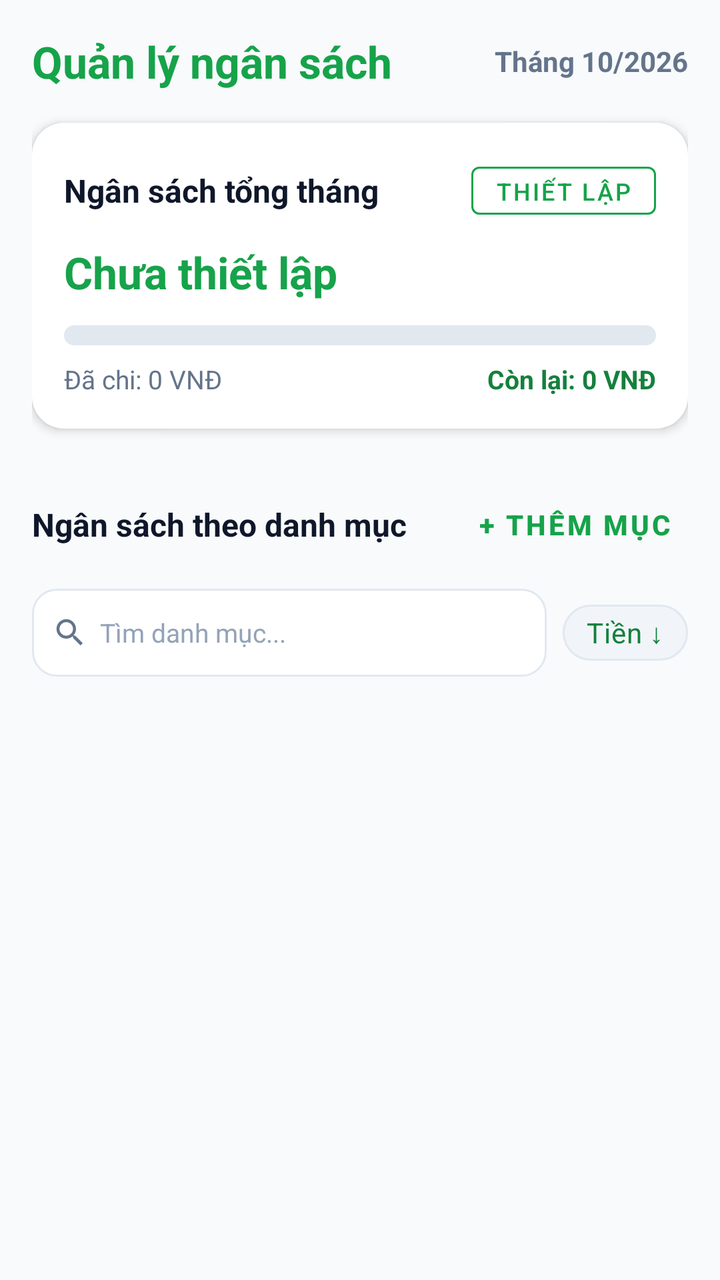
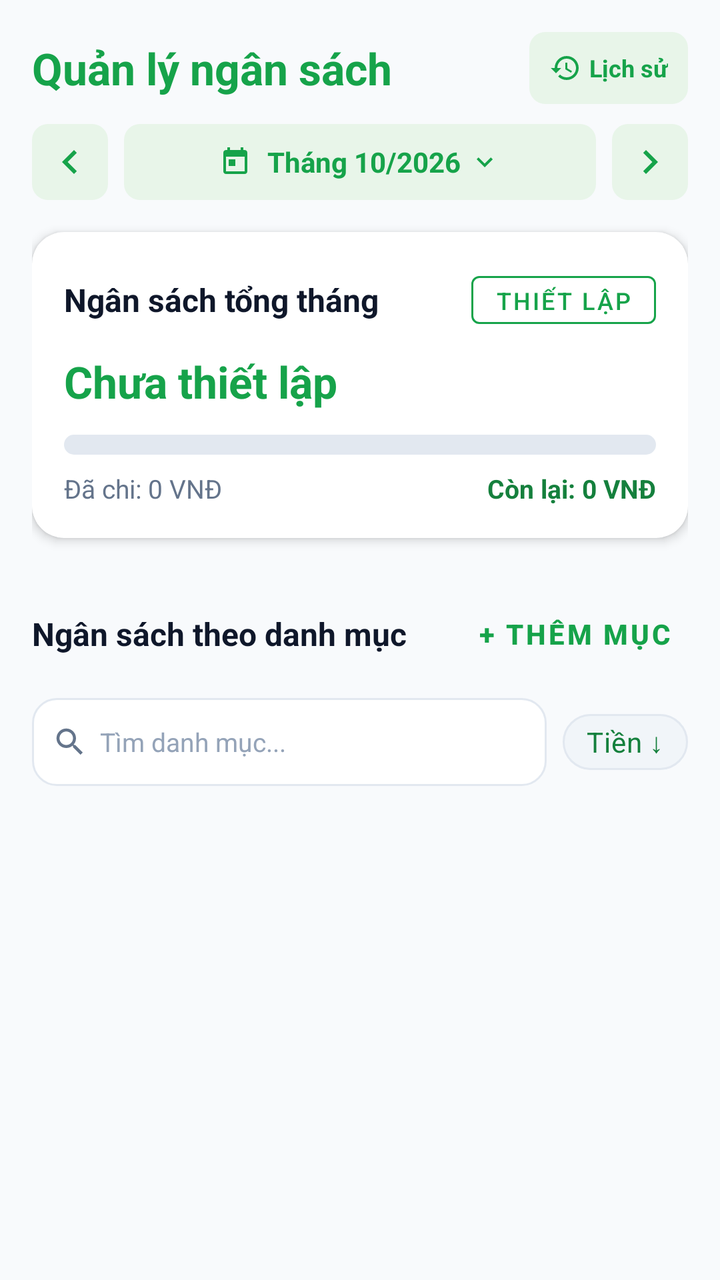

Before-and-after screenshots of an Android layout around one commit, followed by the original layout XML and the change that was made.
<!-- AndroidManifest.xml: application theme Theme.QuanLyChiTieu -->
<!-- res/layout/fragment_budget.xml -->
<?xml version="1.0" encoding="utf-8"?>
<androidx.coordinatorlayout.widget.CoordinatorLayout xmlns:android="http://schemas.android.com/apk/res/android"
    xmlns:app="http://schemas.android.com/apk/res-auto"
    android:layout_width="match_parent"
    android:layout_height="match_parent"
    android:background="@color/bg_light">

    <androidx.core.widget.NestedScrollView
        android:layout_width="match_parent"
        android:layout_height="match_parent"
        android:fillViewport="true">

        <LinearLayout
            android:layout_width="match_parent"
            android:layout_height="wrap_content"
            android:orientation="vertical"
            android:padding="16dp">

            
            <LinearLayout
                android:layout_width="match_parent"
                android:layout_height="wrap_content"
                android:gravity="center_vertical"
                android:orientation="horizontal">

                <TextView
                    android:layout_width="0dp"
                    android:layout_height="wrap_content"
                    android:layout_weight="1"
                    android:text="@string/budget_title"
                    android:textColor="?attr/colorPrimary"
                    android:textSize="22sp"
                    android:textStyle="bold" />

                <TextView
                    android:id="@+id/tv_budget_month"
                    android:layout_width="wrap_content"
                    android:layout_height="wrap_content"
                    android:text="Tháng 10/2026"
                    android:textColor="@color/text_secondary"
                    android:textSize="14sp"
                    android:textStyle="bold" />
            </LinearLayout>

            
            <androidx.cardview.widget.CardView
                android:layout_width="match_parent"
                android:layout_height="wrap_content"
                android:layout_marginTop="16dp"
                app:cardBackgroundColor="@color/surface_white"
                app:cardCornerRadius="16dp"
                app:cardElevation="3dp">

                <LinearLayout
                    android:layout_width="match_parent"
                    android:layout_height="wrap_content"
                    android:orientation="vertical"
                    android:padding="16dp">

                    <LinearLayout
                        android:layout_width="match_parent"
                        android:layout_height="wrap_content"
                        android:gravity="center_vertical"
                        android:orientation="horizontal">

                        <TextView
                            android:layout_width="0dp"
                            android:layout_height="wrap_content"
                            android:layout_weight="1"
                            android:text="@string/budget_monthly_total"
                            android:textColor="@color/text_primary"
                            android:textSize="16sp"
                            android:textStyle="bold" />

                        <com.google.android.material.button.MaterialButton
                            android:id="@+id/btn_set_total_budget"
                            style="@style/Widget.MaterialComponents.Button.OutlinedButton"
                            android:layout_width="wrap_content"
                            android:layout_height="36dp"
                            android:paddingHorizontal="12dp"
                            android:text="Thiết lập"
                            android:textColor="?attr/colorPrimary"
                            android:textSize="12sp"
                            app:strokeColor="?attr/colorPrimary" />
                    </LinearLayout>

                    <TextView
                        android:id="@+id/tv_total_budget_amount"
                        android:layout_width="wrap_content"
                        android:layout_height="wrap_content"
                        android:layout_marginTop="8dp"
                        android:text="Chưa thiết lập"
                        android:textColor="?attr/colorPrimary"
                        android:textSize="22sp"
                        android:textStyle="bold" />

                    <ProgressBar
                        android:id="@+id/progress_total_budget"
                        style="?android:attr/progressBarStyleHorizontal"
                        android:layout_width="match_parent"
                        android:layout_height="10dp"
                        android:layout_marginTop="12dp"
                        android:max="100"
                        android:progress="0"
                        android:progressDrawable="@drawable/bg_progress_bar" />

                    <LinearLayout
                        android:layout_width="match_parent"
                        android:layout_height="wrap_content"
                        android:layout_marginTop="8dp"
                        android:orientation="horizontal">

                        <TextView
                            android:id="@+id/tv_total_budget_spent"
                            android:layout_width="0dp"
                            android:layout_height="wrap_content"
                            android:layout_weight="1"
                            android:text="Đã chi: 0 VNĐ"
                            android:textColor="@color/text_secondary"
                            android:textSize="13sp" />

                        <TextView
                            android:id="@+id/tv_total_budget_remaining"
                            android:layout_width="wrap_content"
                            android:layout_height="wrap_content"
                            android:text="Còn lại: 0 VNĐ"
                            android:textColor="@color/primary_dark"
                            android:textSize="13sp"
                            android:textStyle="bold" />
                    </LinearLayout>

                    
                    <TextView
                        android:id="@+id/tv_total_budget_alert"
                        android:layout_width="match_parent"
                        android:layout_height="wrap_content"
                        android:layout_marginTop="10dp"
                        android:background="@drawable/bg_badge_warning"
                        android:drawableStart="@drawable/ic_warning"
                        android:drawablePadding="8dp"
                        android:padding="8dp"
                        android:textColor="@color/danger_red"
                        android:textSize="13sp"
                        android:visibility="gone" />

                </LinearLayout>
            </androidx.cardview.widget.CardView>

            
            <LinearLayout
                android:layout_width="match_parent"
                android:layout_height="wrap_content"
                android:layout_marginTop="24dp"
                android:gravity="center_vertical"
                android:orientation="horizontal">

                <TextView
                    android:layout_width="0dp"
                    android:layout_height="wrap_content"
                    android:layout_weight="1"
                    android:text="@string/budget_category"
                    android:textColor="@color/text_primary"
                    android:textSize="16sp"
                    android:textStyle="bold" />

                <com.google.android.material.button.MaterialButton
                    android:id="@+id/btn_add_category_budget"
                    style="@style/Widget.MaterialComponents.Button.TextButton"
                    android:layout_width="wrap_content"
                    android:layout_height="wrap_content"
                    android:text="+ Thêm mục"
                    android:textColor="?attr/colorPrimary"
                    android:textStyle="bold" />
            </LinearLayout>

            
            <LinearLayout
                android:layout_width="match_parent"
                android:layout_height="44dp"
                android:layout_marginTop="8dp"
                android:gravity="center_vertical"
                android:orientation="horizontal">

                <LinearLayout
                    android:layout_width="0dp"
                    android:layout_height="match_parent"
                    android:layout_weight="1"
                    android:background="@drawable/bg_rounded_search"
                    android:gravity="center_vertical"
                    android:orientation="horizontal"
                    android:paddingHorizontal="10dp">

                    <ImageView
                        android:layout_width="18dp"
                        android:layout_height="18dp"
                        android:src="@drawable/ic_search" />

                    <EditText
                        android:id="@+id/et_search_budget"
                        android:layout_width="match_parent"
                        android:layout_height="match_parent"
                        android:layout_marginStart="6dp"
                        android:background="@null"
                        android:hint="Tìm danh mục..."
                        android:inputType="text"
                        android:textColor="@color/text_primary"
                        android:textColorHint="@color/text_hint"
                        android:textSize="13sp" />
                </LinearLayout>

                <com.google.android.material.chip.Chip
                    android:id="@+id/chip_sort_budget"
                    style="@style/Widget.MaterialComponents.Chip.Action"
                    android:layout_width="wrap_content"
                    android:layout_height="wrap_content"
                    android:layout_marginStart="8dp"
                    android:text="Tiền ↓"
                    android:textColor="?attr/colorPrimaryVariant"
                    app:chipBackgroundColor="#F1F5F9"
                    app:chipCornerRadius="14dp"
                    app:chipStrokeColor="#E2E8F0"
                    app:chipStrokeWidth="1dp" />
            </LinearLayout>

            
            <androidx.recyclerview.widget.RecyclerView
                android:id="@+id/rv_category_budgets"
                android:layout_width="match_parent"
                android:layout_height="wrap_content"
                android:layout_marginTop="8dp"
                android:nestedScrollingEnabled="false" />

            
            <LinearLayout
                android:id="@+id/layout_empty_category_budget"
                android:layout_width="match_parent"
                android:layout_height="wrap_content"
                android:layout_marginTop="20dp"
                android:gravity="center"
                android:orientation="vertical"
                android:visibility="gone">

                <TextView
                    android:layout_width="wrap_content"
                    android:layout_height="wrap_content"
                    android:text="Chưa có ngân sách riêng cho từng danh mục."
                    android:textColor="@color/text_secondary"
                    android:textSize="14sp" />
            </LinearLayout>

        </LinearLayout>
    </androidx.core.widget.NestedScrollView>

</androidx.coordinatorlayout.widget.CoordinatorLayout>
<!-- resources referenced by this layout -->
<resources>
  <color name="bg_light">#F8FAFC</color>
  <color name="danger_red">#B91C1C</color>
  <color name="primary_dark">#15803D</color>
  <color name="surface_white">#FFFFFF</color>
  <color name="text_hint">#94A3B8</color>
  <color name="text_primary">#0F172A</color>
  <color name="text_secondary">#64748B</color>
  <!-- drawable bg_badge_warning (drawable) -->
  <?xml version="1.0" encoding="utf-8"?>
  <shape xmlns:android="http://schemas.android.com/apk/res/android">
      <solid android:color="@color/warning_orange_bg" />
      <stroke android:width="1dp" android:color="@color/warning_orange" />
      <corners android:radius="12dp" />
  </shape>
  <!-- drawable bg_rounded_search (drawable) -->
  <?xml version="1.0" encoding="utf-8"?>
  <shape xmlns:android="http://schemas.android.com/apk/res/android">
      <solid android:color="@color/surface_white" />
      <stroke android:width="1dp" android:color="@color/divider" />
      <corners android:radius="12dp" />
  </shape>
  <string name="budget_category">Ngân sách theo danh mục</string>
  <string name="budget_monthly_total">Ngân sách tổng tháng</string>
  <string name="budget_title">Quản lý ngân sách</string>
  <color name="warning_orange_bg">#FEF3C7</color>
  <color name="warning_orange">#F59E0B</color>
  <color name="divider">#E2E8F0</color>
  <color name="primary">#16A34A</color>
  <color name="text_white">#FFFFFF</color>
  <color name="primary_variant">#22C55E</color>
  <!-- unchanged entries left out for length: 5 -->
</resources>

<!-- the commit's change to res/layout/fragment_budget.xml (unified diff, before → after) -->
@@ -32,14 +32,97 @@
                     android:textSize="22sp"
                     android:textStyle="bold" />
 
-                <TextView
-                    android:id="@+id/tv_budget_month"
+                
+                <LinearLayout
+                    android:id="@+id/btn_budget_history"
                     android:layout_width="wrap_content"
-                    android:layout_height="wrap_content"
-                    android:text="Tháng 10/2026"
-                    android:textColor="@color/text_secondary"
-                    android:textSize="14sp"
-                    android:textStyle="bold" />
+                    android:layout_height="36dp"
+                    android:background="@drawable/bg_badge_income"
+                    android:clickable="true"
+                    android:focusable="true"
+                    android:gravity="center_vertical"
+                    android:orientation="horizontal"
+                    android:paddingHorizontal="10dp">
+
+                    <ImageView
+                        android:layout_width="16dp"
+                        android:layout_height="16dp"
+                        android:src="@drawable/ic_history"
+                        app:tint="?attr/colorPrimary" />
+
+                    <TextView
+                        android:layout_width="wrap_content"
+                        android:layout_height="wrap_content"
+                        android:layout_marginStart="4dp"
+                        android:text="Lịch sử"
+                        android:textColor="?attr/colorPrimary"
+                        android:textSize="12sp"
+                        android:textStyle="bold" />
+                </LinearLayout>
+            </LinearLayout>
+
+            
+            <LinearLayout
+                android:layout_width="match_parent"
+                android:layout_height="wrap_content"
+                android:layout_marginTop="10dp"
+                android:gravity="center_vertical"
+                android:orientation="horizontal">
+
+                <ImageButton
+                    android:id="@+id/btn_prev_budget_month"
+                    android:layout_width="38dp"
+                    android:layout_height="38dp"
+                    android:background="@drawable/bg_badge_income"
+                    android:src="@drawable/ic_chevron_left"
+                    app:tint="?attr/colorPrimary"
+                    android:contentDescription="Tháng trước" />
+
+                <LinearLayout
+                    android:id="@+id/layout_select_budget_month"
+                    android:layout_width="0dp"
+                    android:layout_height="38dp"
+                    android:layout_weight="1"
+                    android:layout_marginHorizontal="8dp"
+                    android:background="@drawable/bg_badge_income"
+                    android:clickable="true"
+                    android:focusable="true"
+                    android:gravity="center"
+                    android:orientation="horizontal"
+                    android:paddingHorizontal="12dp">
+
+                    <ImageView
+                        android:layout_width="16dp"
+                        android:layout_height="16dp"
+                        android:src="@drawable/ic_calendar"
+                        app:tint="?attr/colorPrimary" />
+
+                    <TextView
+                        android:id="@+id/tv_budget_month"
+                        android:layout_width="wrap_content"
+                        android:layout_height="wrap_content"
+                        android:layout_marginStart="8dp"
+                        android:text="Tháng 10/2026"
+                        android:textColor="?attr/colorPrimary"
+                        android:textSize="14sp"
+                        android:textStyle="bold" />
+
+                    <ImageView
+                        android:layout_width="16dp"
+                        android:layout_height="16dp"
+                        android:layout_marginStart="4dp"
+                        android:src="@drawable/ic_expand_more"
+                        app:tint="?attr/colorPrimary" />
+                </LinearLayout>
+
+                <ImageButton
+                    android:id="@+id/btn_next_budget_month"
+                    android:layout_width="38dp"
+                    android:layout_height="38dp"
+                    android:background="@drawable/bg_badge_income"
+                    android:src="@drawable/ic_chevron_right"
+                    app:tint="?attr/colorPrimary"
+                    android:contentDescription="Tháng sau" />
             </LinearLayout>
 
             
<!-- resource entries referenced after the edit -->
@@ -7,6 +7,12 @@
   <color name="text_hint">#94A3B8</color>
   <color name="text_primary">#0F172A</color>
   <color name="text_secondary">#64748B</color>
+  <!-- drawable bg_badge_income (drawable) -->
+  <?xml version="1.0" encoding="utf-8"?>
+  <shape xmlns:android="http://schemas.android.com/apk/res/android">
+      <solid android:color="@color/income_green_bg" />
+      <corners android:radius="8dp" />
+  </shape>
   <!-- drawable bg_badge_warning (drawable) -->
   <?xml version="1.0" encoding="utf-8"?>
   <shape xmlns:android="http://schemas.android.com/apk/res/android">
@@ -21,9 +27,60 @@
       <stroke android:width="1dp" android:color="@color/divider" />
       <corners android:radius="12dp" />
   </shape>
+  <!-- drawable ic_calendar (drawable) -->
+  <vector xmlns:android="http://schemas.android.com/apk/res/android"
+      android:width="24dp"
+      android:height="24dp"
+      android:viewportWidth="24"
+      android:viewportHeight="24">
+      <path
+          android:fillColor="@color/text_secondary"
+          android:pathData="M19,3h-1V1h-2v2H8V1H6v2H5c-1.11,0 -1.99,0.9 -1.99,2L3,19c0,1.1 0.89,2 2,2h14c1.1,0 2,-0.9 2,-2V5c0,-1.1 -0.9,-2 -2,-2zm0,16H5V8h14v11zM7,10h5v5H7z"/>
+  </vector>
+  <!-- drawable ic_chevron_left (drawable) -->
+  <vector xmlns:android="http://schemas.android.com/apk/res/android"
+      android:width="24dp"
+      android:height="24dp"
+      android:viewportWidth="24"
+      android:viewportHeight="24">
+    <path
+        android:fillColor="#FF000000"
+        android:pathData="M15.41,7.41L14,6l-6,6 6,6 1.41,-1.41L10.83,12z"/>
+  </vector>
+  <!-- drawable ic_chevron_right (drawable) -->
+  <vector xmlns:android="http://schemas.android.com/apk/res/android"
+      android:width="24dp"
+      android:height="24dp"
+      android:viewportWidth="24"
+      android:viewportHeight="24">
+    <path
+        android:fillColor="#FF000000"
+        android:pathData="M10,6L8.59,7.41 13.17,12l-4.58,4.59L10,18l6,-6z"/>
+  </vector>
+  <!-- drawable ic_expand_more (drawable) -->
+  <vector xmlns:android="http://schemas.android.com/apk/res/android"
+      android:width="24dp"
+      android:height="24dp"
+      android:viewportWidth="24"
+      android:viewportHeight="24">
+    <path
+        android:fillColor="#FF000000"
+        android:pathData="M16.59,8.59L12,13.17 7.41,8.59 6,10l6,6 6,-6z"/>
+  </vector>
+  <!-- drawable ic_history (drawable) -->
+  <vector xmlns:android="http://schemas.android.com/apk/res/android"
+      android:width="24dp"
+      android:height="24dp"
+      android:viewportWidth="24"
+      android:viewportHeight="24">
+    <path
+        android:fillColor="#FF000000"
+        android:pathData="M13,3c-4.97,0 -9,4.03 -9,9H1l3.89,3.89 0.07,0.14L9,12H6c0,-3.87 3.13,-7 7,-7s7,3.13 7,7 -3.13,7 -7,7c-1.93,0 -3.68,-0.79 -4.94,-2.06l-1.42,1.42C8.27,19.99 10.51,21 13,21c4.97,0 9,-4.03 9,-9s-4.03,-9 -9,-9zm-1,5v5l4.28,2.54 0.72,-1.21 -3.5,-2.08V8H12z"/>
+  </vector>
   <string name="budget_category">Ngân sách theo danh mục</string>
   <string name="budget_monthly_total">Ngân sách tổng tháng</string>
   <string name="budget_title">Quản lý ngân sách</string>
+  <color name="income_green_bg">#E8F5E9</color>
   <color name="warning_orange_bg">#FEF3C7</color>
   <color name="warning_orange">#F59E0B</color>
   <color name="divider">#E2E8F0</color>
